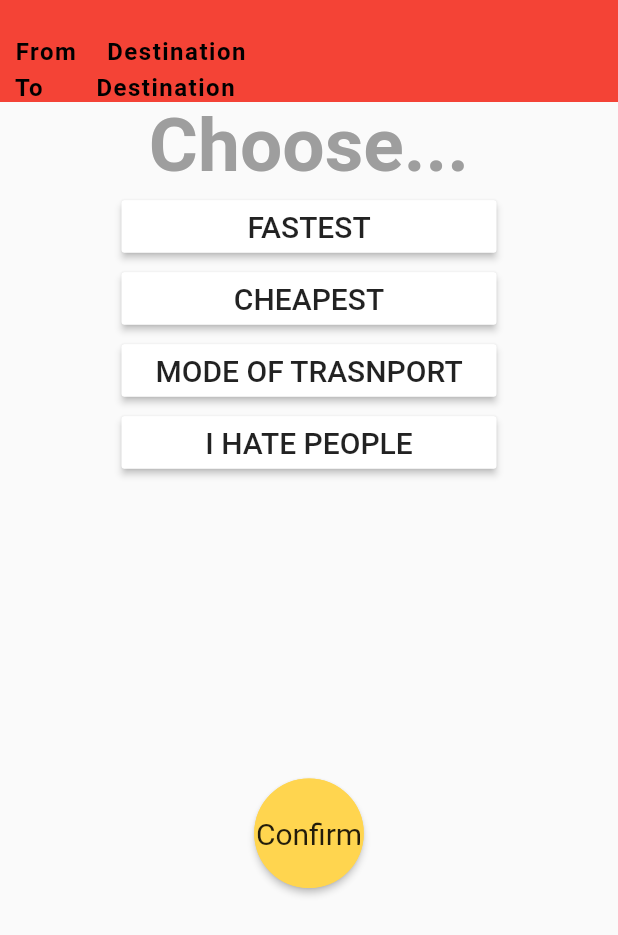
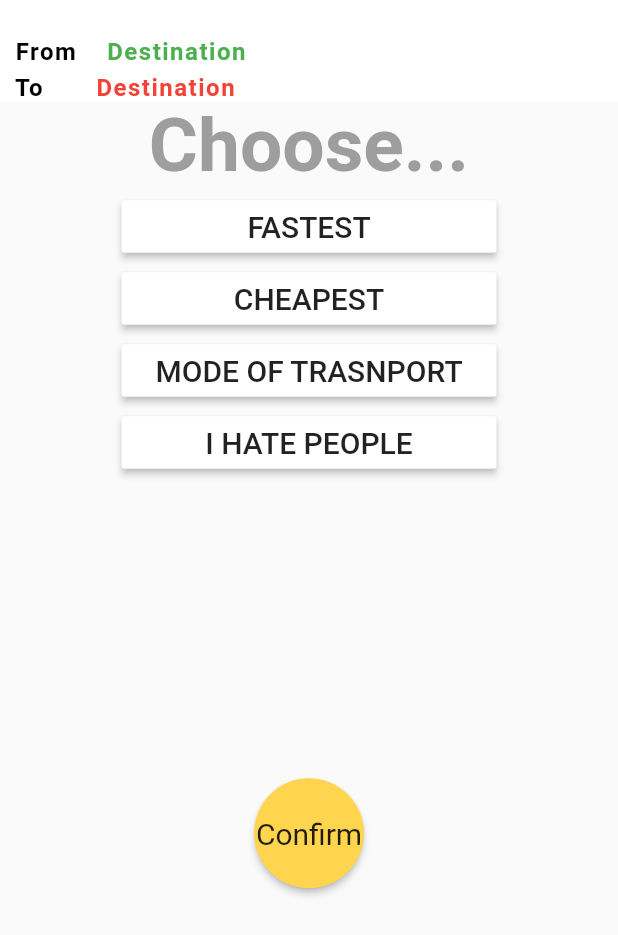
Before and after one commit to Thiru5/sg_rocket, a Flutter app: the screen it shows after launch, after a tap on "Confirm", on a phone screen of 412 x 824 dp. Shown: the top 935 px of the screen. Run offline on Flutter 3.47's test engine with Material 2 defaults, Android fonts, the phone set to English and light mode, and no system bars; our stand-ins replace geolocator, google_maps_flutter, location, rxdart; missing offline and left inert: flutter_polyline_points, google_maps_webservice; Roboto replaces fonts that are missing (xx).

```diff
--- a/lib/topbar.dart
+++ b/lib/topbar.dart
@@ -13,7 +13,7 @@ class TopBar extends StatelessWidget {
       },
       child: Container(
         alignment: Alignment.topCenter,
-        color: Colors.red,
+        color: Colors.white,
         child: Column(
           children: <Widget>[
             SizedBox(height: 25),
@@ -32,7 +32,7 @@ class TopBar extends StatelessWidget {
                 Text(
                   'Destination',
                   style: TextStyle(
-                    color: Colors.black,
+                    color: Colors.green,
                     fontSize: 16.0,
                     fontWeight: FontWeight.w600,
                     letterSpacing: 1.0,
@@ -56,7 +56,7 @@ class TopBar extends StatelessWidget {
                 Text(
                   ' Destination',
                   style: TextStyle(
-                    color: Colors.black,
+                    color: Colors.red,
                     fontSize: 16.0,
                     fontWeight: FontWeight.w600,
                     letterSpacing: 1.0,
```
Also changed, not shown: lib/lower_top_bar.dart (added, +27 -0 lines).
